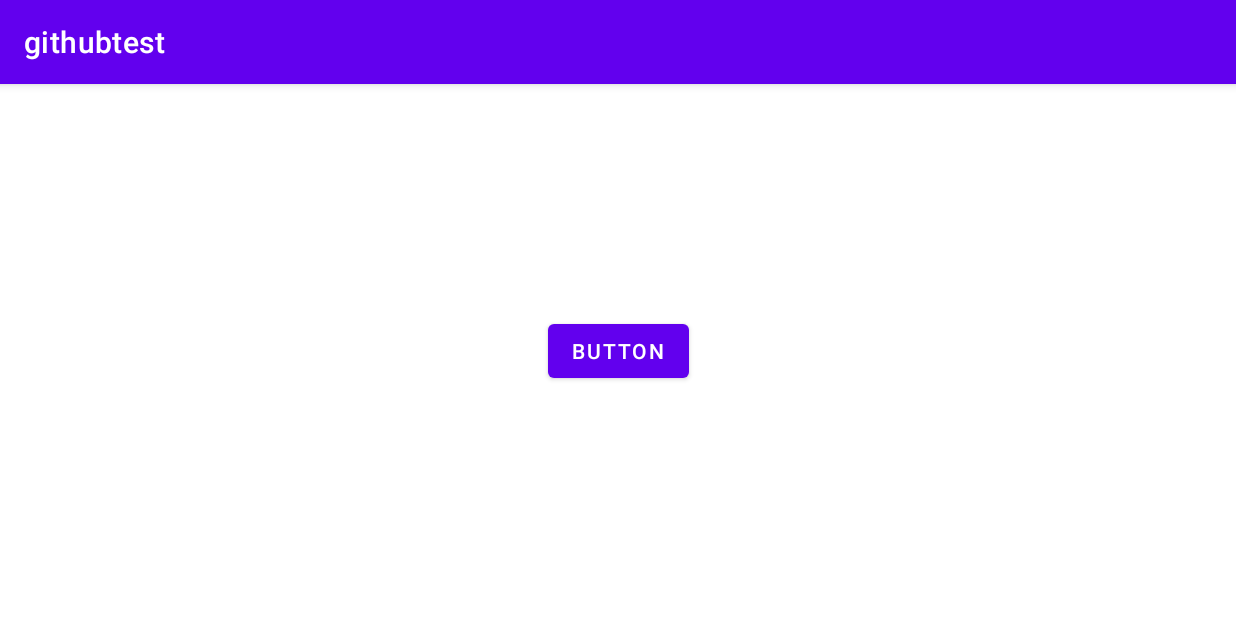
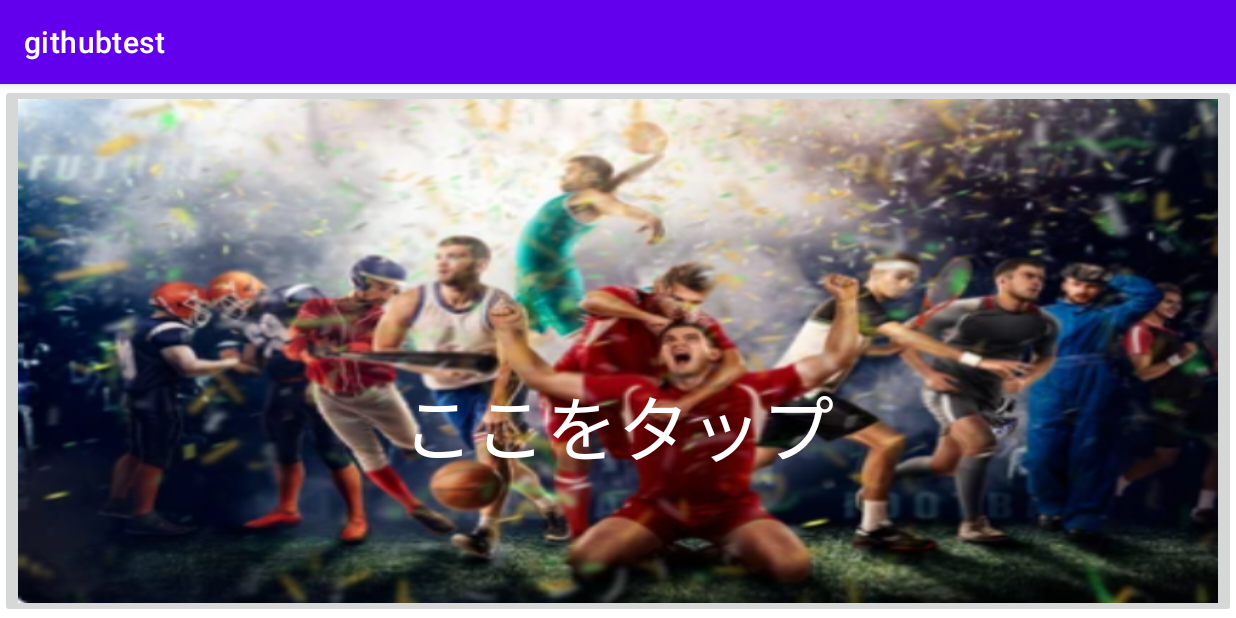
Before and after one commit to yamanishi203104/bambooShoot, an Android app: the screen it shows after launch (MainActivity), on a phone screen of 824 x 412 dp (held sideways). Run offline under Robolectric (Android 15) with nearby library versions, the phone set to English and light mode, and no system bars.

Commit message:
write choose layout.

```diff
--- a/app/src/main/AndroidManifest.xml
+++ b/app/src/main/AndroidManifest.xml
@@ -9,6 +9,9 @@
         android:roundIcon="@mipmap/ic_launcher_round"
         android:supportsRtl="true"
         android:theme="@style/Theme.Githubtest">
+        <activity
+            android:name=".ChooseLayout"
+            android:exported="false" />
         <activity
             android:name=".EditActivity3"
             android:exported="false" />
--- a/app/src/main/java/com/example/githubtest/MainActivity.kt
+++ b/app/src/main/java/com/example/githubtest/MainActivity.kt
@@ -13,11 +13,11 @@ class MainActivity : AppCompatActivity() {
         binding = ActivityMainBinding.inflate(layoutInflater)
         setContentView(binding.root)
 
-        binding.button.setOnClickListener { onbuttonTapped(it) }
+        binding.imageButton.setOnClickListener { onbuttonTapped(it) }
     }
 
     fun onbuttonTapped(view: View){
-        val intent = Intent(this,EditActivity1::class.java)
+        val intent = Intent(this,ChooseLayout::class.java)
         startActivity(intent)
     }
 }
--- a/app/src/main/res/layout/activity_main.xml
+++ b/app/src/main/res/layout/activity_main.xml
@@ -6,12 +6,29 @@
     android:layout_height="match_parent"
     tools:context=".MainActivity">
 
-    <Button
-        android:id="@+id/button"
+    <ImageButton
+        android:id="@+id/imageButton"
+        android:layout_width="0dp"
+        android:layout_height="0dp"
+        android:scaleType="fitXY"
+        app:layout_constraintBottom_toBottomOf="parent"
+        app:layout_constraintEnd_toEndOf="parent"
+        app:layout_constraintHorizontal_bias="1.0"
+        app:layout_constraintStart_toStartOf="parent"
+        app:layout_constraintTop_toTopOf="parent"
+        app:layout_constraintVertical_bias="1.0"
+        app:srcCompat="@drawable/homeimage"
+        tools:ignore="SpeakableTextPresentCheck" />
+
+    <TextView
+        android:id="@+id/textView"
         android:layout_width="wrap_content"
         android:layout_height="wrap_content"
-        android:text="Button"
-        app:layout_constraintBottom_toBottomOf="parent"
+        android:layout_marginTop="100dp"
+        android:text="ここをタップ"
+        android:textColor="@color/white"
+        android:textSize="48sp"
+        app:layout_constraintBottom_toBottomOf="@+id/imageButton"
         app:layout_constraintEnd_toEndOf="parent"
         app:layout_constraintStart_toStartOf="parent"
         app:layout_constraintTop_toTopOf="parent" />
```
Also changed, not shown: app/src/main/java/com/example/githubtest/ChooseLayout.kt (added, +37 -0 lines), app/src/main/res/layout/activity_choose_layout.xml (added, +51 -0 lines), app/src/main/res/drawable-v24/homeimage.png (added).
